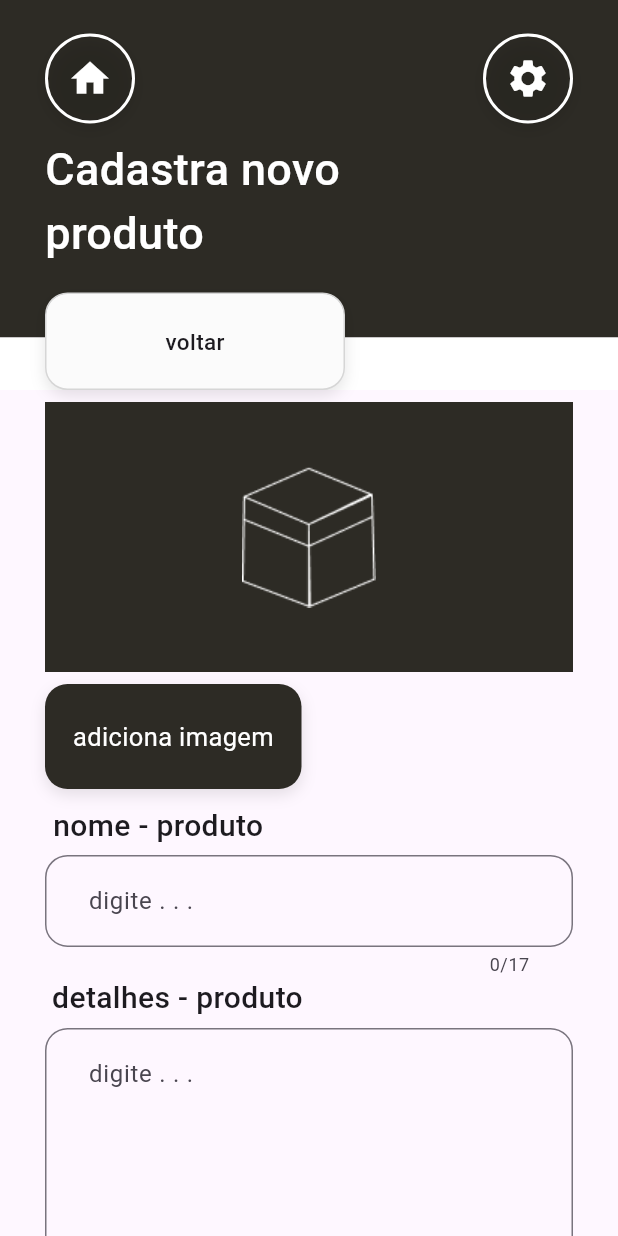
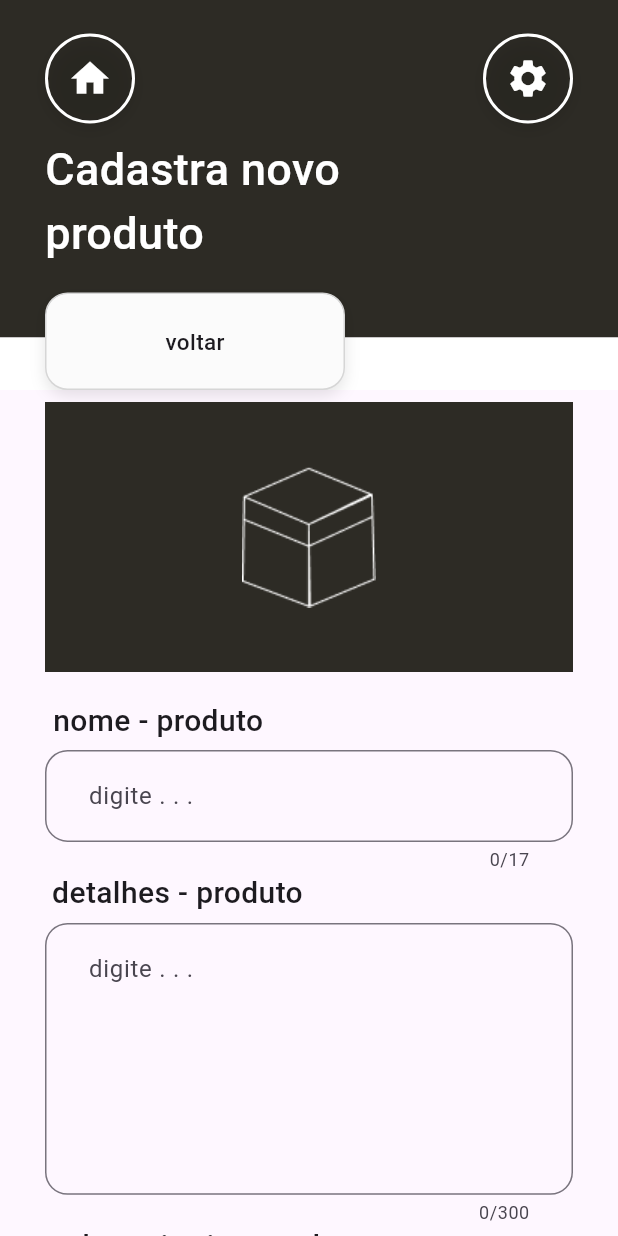
Before and after one commit to marco0antonio0/app-box-gerenciamento, a Flutter app: the PageCadastro screen opened directly, on a phone screen of 412 x 824 dp. Run offline on Flutter 3.47's test engine with Material 3 defaults, Android fonts, the light colour scheme and no system bars; drawn by our look-alikes of auto_size_text; our stand-ins replace device_preview, get, sqflite; missing offline and left inert: camera_camera; accounts and stored records are empty.

Commit message:
up files aplicando correções

```diff
--- a/lib/components/ListViewProds.dart
+++ b/lib/components/ListViewProds.dart
@@ -119,7 +119,7 @@ Widget Item({data, fn, largura}) {
         height: 130,
         margin: const EdgeInsets.only(bottom: 8),
         decoration: BoxDecoration(
-            color: const Color(0xffFAFBF7),
+            color: Colors.white,
             borderRadius: BorderRadius.circular(15),
             border:
                 Border.all(width: 2.0, color: Colors.black.withOpacity(0.15))),
--- a/lib/main.dart
+++ b/lib/main.dart
@@ -10,7 +10,7 @@ import 'package:get/get.dart';
 //=======================================
 //           Função nova
 //      camera acessos a fotos
-final FetueareCamera = true;
+final FetueareCamera = false;
 //=======================================
 // debugMode:
 // refere-se a adaptação da tela em
--- a/pubspec.yaml
+++ b/pubspec.yaml
@@ -16,7 +16,7 @@ publish_to: "none" # Remove this line if you wish to publish to pub.dev
 # https://developer.apple.com/library/archive/documentation/General/Reference/InfoPlistKeyReference/Articles/CoreFoundationKeys.html
 # In Windows, build-name is used as the major, minor, and patch parts
 # of the product and file versions while build-number is used as the build suffix.
-version: 1.0.0+1
+version: 2.1.0+1
 
 environment:
   sdk: ">=3.2.3 <4.0.0"
```
Also changed, not shown: 1 other file.
